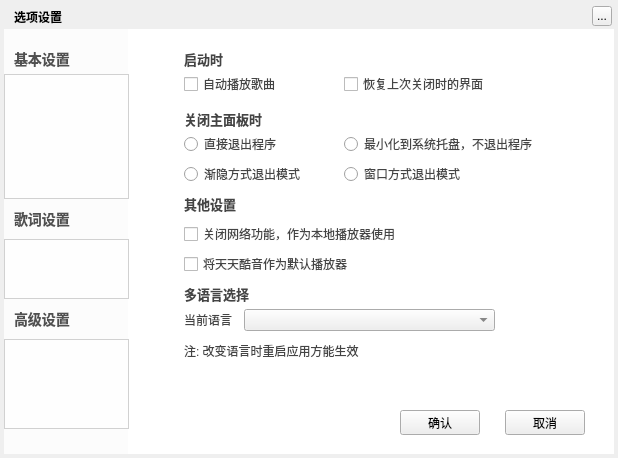
Greedysky/TTKMusicPlayer, file TTKModule/TTKWidget/musicUiKits/musicWidgetKits/musicsettingwidget.ui: the form before one commit.
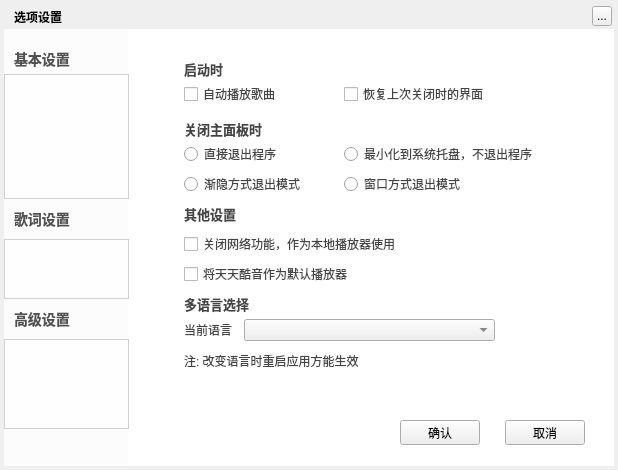
The form after the commit. Custom widgets are drawn as their Qt base class.

Commit message: Add setting area scroll plane[644955]

The edit to the form file:
```diff
--- a/TTKModule/TTKWidget/musicUiKits/musicWidgetKits/musicsettingwidget.ui
+++ b/TTKModule/TTKWidget/musicUiKits/musicWidgetKits/musicsettingwidget.ui
@@ -7,7 +7,7 @@
     <x>0</x>
     <y>0</y>
     <width>618</width>
-    <height>458</height>
+    <height>470</height>
    </rect>
   </property>
   <property name="windowTitle">
@@ -19,7 +19,7 @@
      <x>4</x>
      <y>4</y>
      <width>610</width>
-     <height>450</height>
+     <height>462</height>
     </rect>
    </property>
    <property name="text">
@@ -59,7 +59,7 @@
    <property name="geometry">
     <rect>
      <x>144</x>
-     <y>29</y>
+     <y>39</y>
      <width>461</width>
      <height>370</height>
     </rect>
@@ -2532,7 +2532,7 @@
      <x>4</x>
      <y>29</y>
      <width>125</width>
-     <height>425</height>
+     <height>437</height>
     </rect>
    </property>
    <property name="styleSheet">
@@ -2630,7 +2630,7 @@
    <property name="geometry">
     <rect>
      <x>400</x>
-     <y>410</y>
+     <y>420</y>
      <width>80</width>
      <height>25</height>
     </rect>
@@ -2643,7 +2643,7 @@
    <property name="geometry">
     <rect>
      <x>505</x>
-     <y>410</y>
+     <y>420</y>
      <width>80</width>
      <height>25</height>
     </rect>
@@ -2658,13 +2658,37 @@
      <x>128</x>
      <y>29</y>
      <width>486</width>
-     <height>425</height>
+     <height>437</height>
     </rect>
    </property>
    <property name="styleSheet">
     <string notr="true">background:white;</string>
    </property>
   </widget>
+  <widget class="QScrollArea" name="scrollAreaWidget">
+   <property name="geometry">
+    <rect>
+     <x>144</x>
+     <y>39</y>
+     <width>461</width>
+     <height>370</height>
+    </rect>
+   </property>
+   <property name="widgetResizable">
+    <bool>true</bool>
+   </property>
+   <widget class="QWidget" name="scrollAreaWidgetArea">
+    <property name="geometry">
+     <rect>
+      <x>0</x>
+      <y>0</y>
+      <width>459</width>
+      <height>368</height>
+     </rect>
+    </property>
+   </widget>
+  </widget>
+  <zorder>scrollAreaWidget</zorder>
   <zorder>background</zorder>
   <zorder>functionAreaDisplay</zorder>
   <zorder>topTitleName</zorder>
```
The commit also changes 3 other files.
